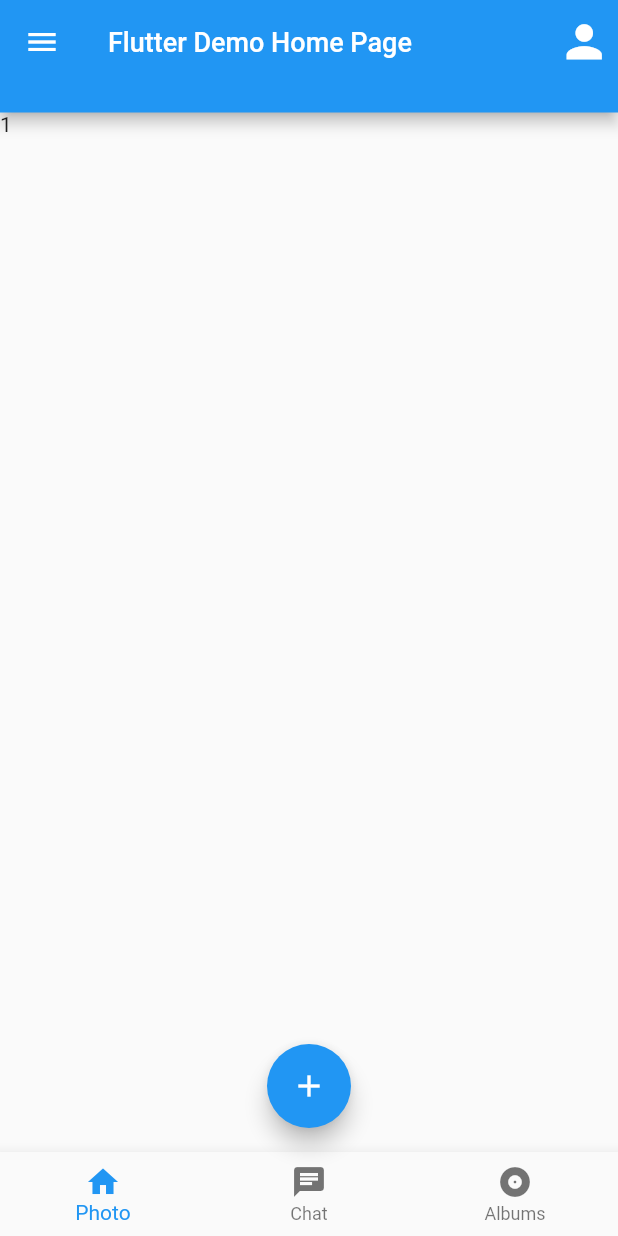
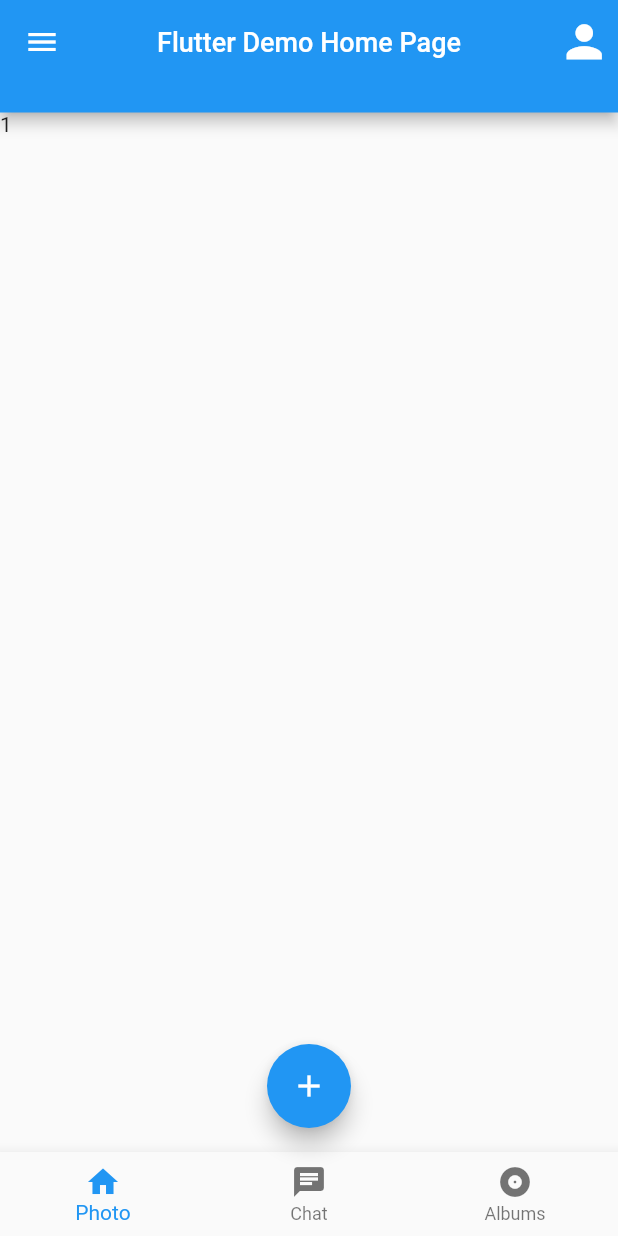
Before and after one commit to Olga-Zharkova/flutter, a Flutter app: the screen it shows after launch, on a phone screen of 412 x 824 dp. Run offline on Flutter 3.47's test engine with Material 2 defaults, Android fonts, the phone set to English and light mode, and no system bars; our stand-ins replace cached_network_image.

Commit message:
попытка1

```diff
--- a/05_MaterialCupertino/lib/pages/scaffold_example.dart
+++ b/05_MaterialCupertino/lib/pages/scaffold_example.dart
@@ -1,5 +1,6 @@
 import 'package:flutter/material.dart';
-import 'package:untitled2/pages/drawer_menu.dart';
+import 'package:untitled2/pages/end_drawer_menu.dart';
+import 'package:untitled2/pages/start_drawer_menu.dart';
 
 class TabItem {
   String title;
@@ -21,7 +22,8 @@ class ScaffoldExample extends StatefulWidget {
   State<ScaffoldExample> createState() => _ScaffoldExampleState();
 }
 
-class _ScaffoldExampleState extends State<ScaffoldExample> with SingleTickerProviderStateMixin{
+class _ScaffoldExampleState extends State<ScaffoldExample>
+    with SingleTickerProviderStateMixin {
   final GlobalKey<ScaffoldState> scaffoldKey = GlobalKey<ScaffoldState>();
   PersistentBottomSheetController? _controller;
   bool _shouldShow = true;
@@ -33,10 +35,14 @@ class _ScaffoldExampleState extends State<ScaffoldExample> with SingleTickerProv
     super.initState();
     _tabController = TabController(length: _tabBar.length, vsync: this);
     _tabController.addListener(() {
-      setState((){
+      setState(() {
         _currentTabIndex = _tabController.index;
       });
     });
+  }
+
+  void openEndDrawer() {
+    scaffoldKey.currentState?.openEndDrawer();
   }
 
   void toggleBottomSheet() {
@@ -105,27 +111,25 @@ class _ScaffoldExampleState extends State<ScaffoldExample> with SingleTickerProv
               fontSize: 18,
             ),
           ),
+          centerTitle: true,
           actions: [
-            IconButton(onPressed: () {}, icon: const Icon(Icons.person, size: 35,)),
+            IconButton(
+                onPressed: openEndDrawer,
+                icon: const Icon(
+                  Icons.person,
+                  size: 35,
+                )),
           ],
         ),
       ),
-      drawer: DrawerMenu(),
-      endDrawer: DrawerMenu(
-
-      ),
+      drawer: const StartDrawerMenu(),
+      endDrawer: const EndDrawerMenu(),
       body: TabBarView(
         controller: _tabController,
-        children: [
-          Container(
-            child: Text('1'),
-          ),
-          Container(
-            child: Text('2'),
-          ),
-          Container(
-            child: Text('3'),
-          ),
+        children: const [
+          Text('1'),
+          Text('2'),
+          Text('3'),
         ],
       ),
       bottomNavigationBar: BottomAppBar(
--- a/05_MaterialCupertino/pubspec.yaml
+++ b/05_MaterialCupertino/pubspec.yaml
@@ -58,7 +58,8 @@ flutter:
   uses-material-design: true
 
   # To add assets to your application, add an assets section, like this:
-  # assets:
+  assets:
+    - assets/images/image1.jpg
   #   - images/a_dot_burr.jpeg
   #   - images/a_dot_ham.jpeg
 
```
Also changed, not shown: 05_MaterialCupertino/lib/pages/drawer_menu.dart (deleted, +0 -12 lines), 05_MaterialCupertino/lib/pages/end_drawer_menu.dart (added, +29 -0 lines), 05_MaterialCupertino/lib/pages/start_drawer_menu.dart (added, +58 -0 lines), 05_MaterialCupertino/assets/images/image1.jpg (added).
